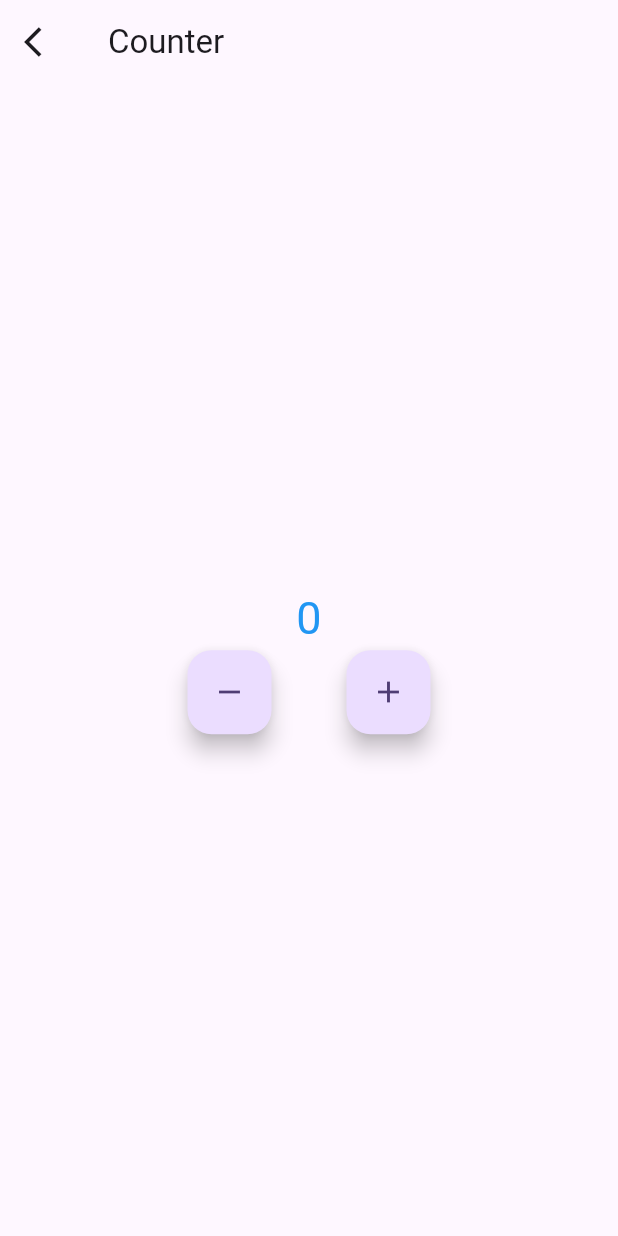
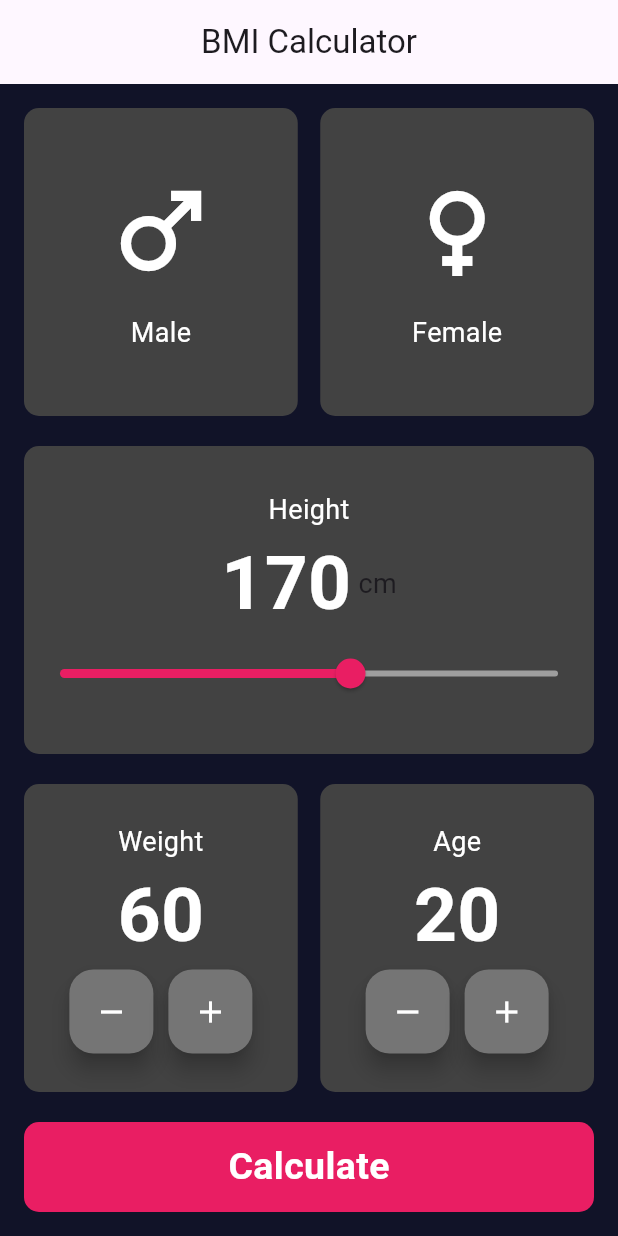
Before and after one commit to MostafaRadian/Senior3, a Flutter app: the screen it shows after launch, on a phone screen of 412 x 824 dp. Run offline on Flutter 3.47's test engine with Material 3 defaults, Android fonts, the phone set to English and light mode, and no system bars.

Commit message:
Lesson 18

```diff
--- /dev/null
+++ b/lib/bmi_calculator.dart
@@ -0,0 +1,303 @@
+import 'package:flutter/material.dart';
+
+import 'bmi_result.dart';
+
+class BmiPage extends StatefulWidget {
+  const BmiPage({super.key});
+
+  @override
+  _BmiPageState createState() => _BmiPageState();
+}
+
+class _BmiPageState extends State<BmiPage> {
+  int selectedGender = 0;
+  double height = 170;
+  int weight = 60;
+  int age = 20;
+
+  @override
+  Widget build(BuildContext context) {
+    return Scaffold(
+      appBar: AppBar(
+        title: const Text('BMI Calculator'),
+        centerTitle: true,
+      ),
+      body: Container(
+        padding: const EdgeInsets.all(16.0),
+        color: Color(0xFF111328),
+        child: Column(
+          crossAxisAlignment: CrossAxisAlignment.stretch,
+          children: [
+            Expanded(
+              child: Row(
+                children: [
+                  Expanded(
+                    child: GestureDetector(
+                      onTap: () {
+                        setState(() {
+                          selectedGender = 1; // Male selected
+                        });
+                      },
+                      child: Container(
+                        decoration: BoxDecoration(
+                          color: selectedGender == 1
+                              ? Colors.blue
+                              : Colors.grey[800],
+                          borderRadius: BorderRadius.circular(10),
+                        ),
+                        child: const Column(
+                          mainAxisAlignment: MainAxisAlignment.center,
+                          children: [
+                            Icon(Icons.male, size: 80, color: Colors.white),
+                            SizedBox(height: 15),
+                            Text('Male',
+                                style: TextStyle(
+                                    fontSize: 18, color: Colors.white)),
+                          ],
+                        ),
+                      ),
+                    ),
+                  ),
+                  const SizedBox(width: 15),
+                  Expanded(
+                    child: GestureDetector(
+                      onTap: () {
+                        setState(() {
+                          selectedGender = 2; // Female selected
+                        });
+                      },
+                      child: Container(
+                        decoration: BoxDecoration(
+                          color: selectedGender == 2
+                              ? Colors.pink
+                              : Colors.grey[800],
+                          borderRadius: BorderRadius.circular(10),
+                        ),
+                        child: const Column(
+                          mainAxisAlignment: MainAxisAlignment.center,
+                          children: [
+                            Icon(Icons.female, size: 80, color: Colors.white),
+                            SizedBox(height: 15),
+                            Text('Female',
+                                style: TextStyle(
+                                    fontSize: 18, color: Colors.white)),
+                          ],
+                        ),
+                      ),
+                    ),
+                  ),
+                ],
+              ),
+            ),
+            const SizedBox(height: 20),
+
+            // Height Slider
+            Expanded(
+              child: Container(
+                decoration: BoxDecoration(
+                  color: Colors.grey[800],
+                  borderRadius: BorderRadius.circular(10),
+                ),
+                child: Column(
+                  mainAxisAlignment: MainAxisAlignment.center,
+                  children: [
+                    const Text(
+                      'Height',
+                      style: TextStyle(fontSize: 18, color: Colors.white),
+                    ),
+                    Row(
+                      mainAxisAlignment: MainAxisAlignment.center,
+                      children: [
+                        Text(
+                          '${height.round()}',
+                          style: const TextStyle(
+                              fontSize: 50,
+                              fontWeight: FontWeight.bold,
+                              color: Colors.white),
+                        ),
+                        const Text(' cm', style: TextStyle(fontSize: 18)),
+                      ],
+                    ),
+                    Slider(
+                      value: height,
+                      min: 100,
+                      max: 220,
+                      activeColor: Colors.pink,
+                      inactiveColor: Colors.grey,
+                      onChanged: (double value) {
+                        setState(() {
+                          height = value;
+                        });
+                      },
+                    ),
+                  ],
+                ),
+              ),
+            ),
+            const SizedBox(height: 20),
+
+            // Weight and Age Counters
+            Expanded(
+              child: Row(
+                children: [
+                  Expanded(
+                    child: Container(
+                      decoration: BoxDecoration(
+                        color: Colors.grey[800],
+                        borderRadius: BorderRadius.circular(10),
+                      ),
+                      child: Column(
+                        mainAxisAlignment: MainAxisAlignment.center,
+                        children: [
+                          const Text(
+                            'Weight',
+                            style: TextStyle(fontSize: 18, color: Colors.white),
+                          ),
+                          Text(
+                            '$weight',
+                            style: const TextStyle(
+                                fontSize: 50,
+                                fontWeight: FontWeight.bold,
+                                color: Colors.white),
+                          ),
+                          Row(
+                            mainAxisAlignment: MainAxisAlignment.center,
+                            children: [
+                              FloatingActionButton(
+                                heroTag: 'weight--',
+                                backgroundColor: Colors.grey[600],
+                                child: const Icon(Icons.remove,
+                                    color: Colors.white),
+                                onPressed: () {
+                                  setState(() {
+                                    weight--;
+                                  });
+                                },
+                              ),
+                              const SizedBox(width: 10),
+                              FloatingActionButton(
+                                backgroundColor: Colors.grey[600],
+                                child:
+                                    const Icon(Icons.add, color: Colors.white),
+                                onPressed: () {
+                                  setState(() {
+                                    weight++;
+                                  });
+                                },
+                              ),
+                            ],
+                          ),
+                        ],
+                      ),
+                    ),
+                  ),
+                  const SizedBox(width: 15),
+                  Expanded(
+                    child: Container(
+                      decoration: BoxDecoration(
+                        color: Colors.grey[800],
+                        borderRadius: BorderRadius.circular(10),
+                      ),
+                      child: Column(
+                        mainAxisAlignment: MainAxisAlignment.center,
+                        children: [
+                          const Text(
+                            'Age',
+                            style: TextStyle(fontSize: 18, color: Colors.white),
+                          ),
+                          Text(
+                            '$age',
+                            style: const TextStyle(
+                              fontSize: 50,
+                              fontWeight: FontWeight.bold,
+                              color: Colors.white,
+                            ),
+                          ),
+                          Row(
+                            mainAxisAlignment: MainAxisAlignment.center,
+                            children: [
+                              FloatingActionButton(
+                                backgroundColor: Colors.grey[600],
+                                child: const Icon(
+                                  Icons.remove,
+                                  color: Colors.white,
+                                ),
+                                onPressed: () {
+                                  setState(() {
+                                    age--;
+                                  });
+                                },
+                              ),
+                              const SizedBox(width: 10),
+                              FloatingActionButton(
+                                backgroundColor: Colors.grey[600],
+                                child:
+                                    const Icon(Icons.add, color: Colors.white),
+                                onPressed: () {
+                                  setState(() {
+                                    age++;
+                                  });
+                                },
+                              ),
+                            ],
+                          ),
+                        ],
+                      ),
+                    ),
+                  ),
+                ],
+              ),
+            ),
+            const SizedBox(height: 20),
+
+            // Calculate Button
+            GestureDetector(
+              onTap: () {
+                double bmi = weight / (height / 100 * height / 100);
+                String resultText;
+                if (bmi < 18.5) {
+                  resultText = 'Underweight';
+                } else if (bmi >= 18.5 && bmi < 24.9) {
+                  resultText = 'Normal';
+                } else if (bmi >= 25 && bmi < 29.9) {
+                  resultText = 'Overweight';
+                } else {
+                  resultText = 'Obese';
+                }
+
+                Navigator.push(
+                  context,
+                  MaterialPageRoute(
+                    builder: (context) => BmiResultPage(
+                      bmi: bmi,
+                      resultText: resultText,
+                      interpretation:
+                          'You have a ${resultText.toLowerCase()} body weight.',
+                    ),
+                  ),
+                );
+              },
+              child: Container(
+                height: 60,
+                decoration: BoxDecoration(
+                  color: Colors.pink,
+                  borderRadius: BorderRadius.circular(10),
+                ),
+                child: const Center(
+                  child: Text(
+                    'Calculate',
+                    style: TextStyle(
+                      fontSize: 25,
+                      fontWeight: FontWeight.bold,
+                      color: Colors.white,
+                    ),
+                  ),
+                ),
+              ),
+            ),
+          ],
+        ),
+      ),
+    );
+  }
+}
--- a/lib/main.dart
+++ b/lib/main.dart
@@ -1,7 +1,6 @@
 import 'package:flutter/material.dart';
-import 'package:provider/provider.dart';
-import 'package:senior4/counter_provider.dart';
-import 'package:senior4/homepage.dart';
+
+import 'bmi_calculator.dart';
 
 void main() {
   runApp(const MyApp());
@@ -19,10 +18,7 @@ class MyApp extends StatelessWidget {
         colorScheme: ColorScheme.fromSeed(seedColor: Colors.deepPurple),
         useMaterial3: true,
       ),
-      home: ChangeNotifierProvider(
-        create: (context) => CounterProvider(),
-        child: HomePage(),
-      ),
+      home: const BmiPage(),
     );
   }
 }
```
Also changed, not shown: lib/bmi_result.dart (added, +95 -0 lines).
